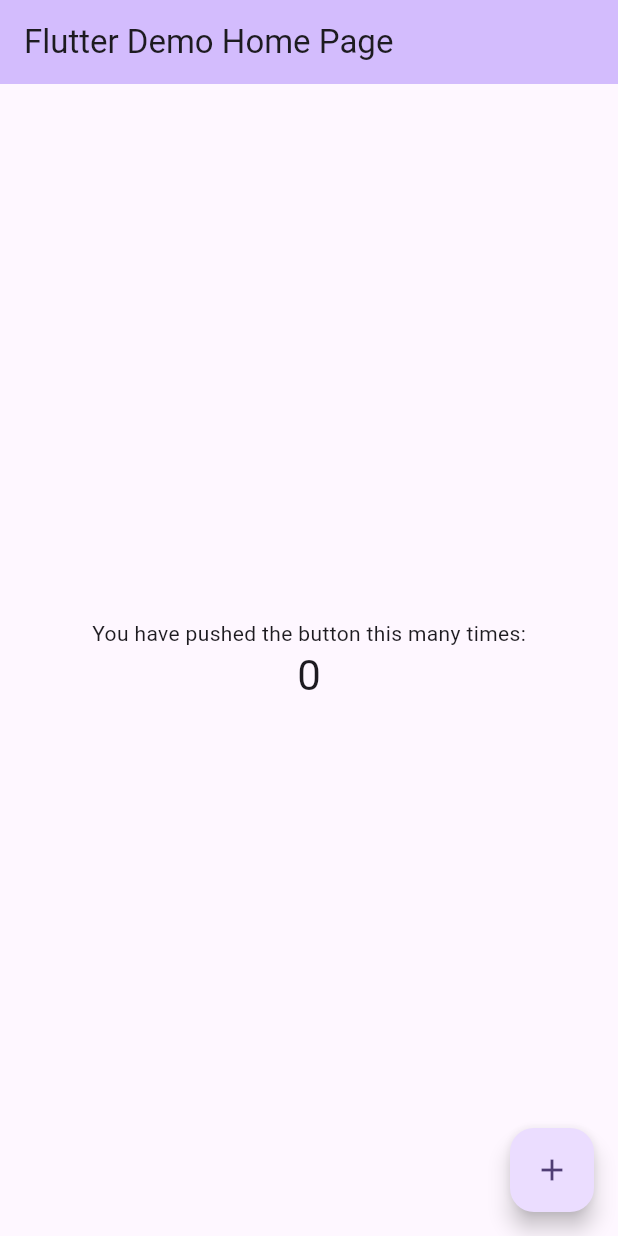
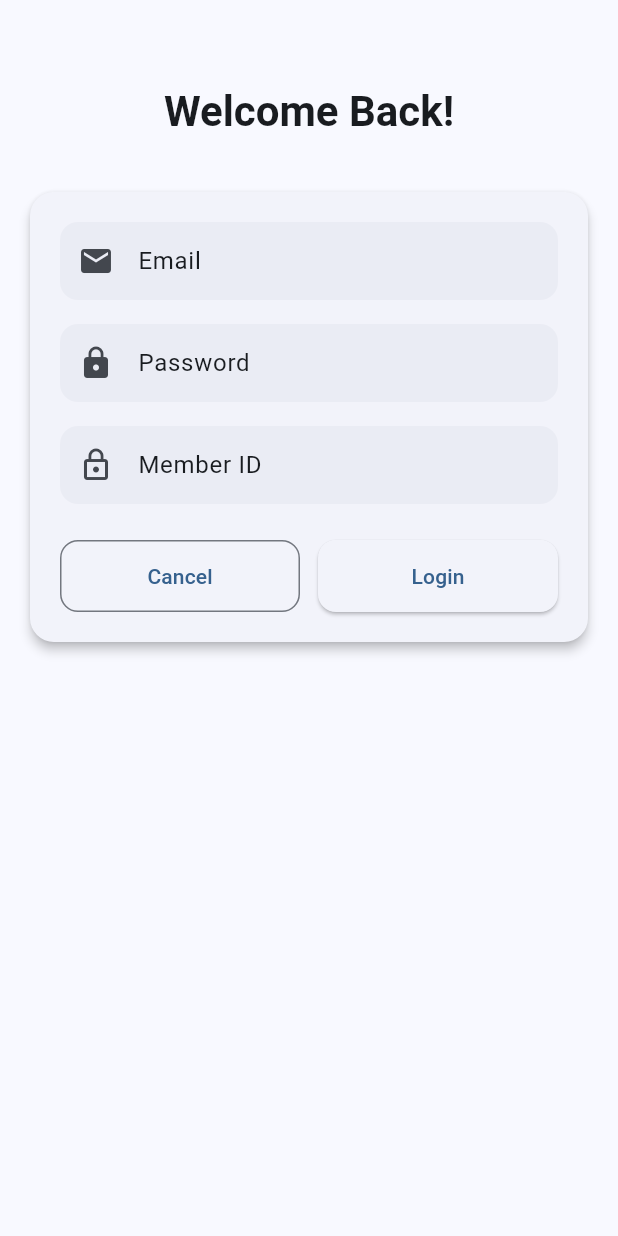
Before and after one commit to thaethinzarkhaingsoe/riverpod_clean_pattern, a Flutter app: the screen it shows after launch, on a phone screen of 412 x 824 dp. Run offline on Flutter 3.47's test engine with Material 3 defaults, Android fonts, the phone set to English and light mode, and no system bars; our stand-ins replace dio, flutter_riverpod, riverpod, shared_preferences.

Commit message:
rough structure

```diff
--- a/lib/common_widgets/app_text_field.dart
+++ b/lib/common_widgets/app_text_field.dart
@@ -0,0 +1,57 @@
+import 'package:flutter/material.dart';
+
+class AppTextField extends StatelessWidget {
+  final String label;
+  final TextEditingController controller;
+  final TextInputType keyboardType;
+  final bool obscureText;
+  final String? Function(String?)? validator;
+  final IconData? prefixIcon;
+  final IconData? suffixIcon;
+  final VoidCallback? onSuffixTap;
+  final bool readOnly;
+  final int maxLines;
+
+  const AppTextField({
+    Key? key,
+    required this.label,
+    required this.controller,
+    this.keyboardType = TextInputType.text,
+    this.obscureText = false,
+    this.validator,
+    this.prefixIcon,
+    this.suffixIcon,
+    this.onSuffixTap,
+    this.readOnly = false,
+    this.maxLines = 1,
+  }) : super(key: key);
+
+  @override
+  Widget build(BuildContext context) {
+    final theme = Theme.of(context);
+
+    return TextFormField(
+      controller: controller,
+      keyboardType: keyboardType,
+      obscureText: obscureText,
+      validator: validator,
+      readOnly: readOnly,
+      maxLines: maxLines,
+      decoration: InputDecoration(
+        labelText: label,
+        labelStyle: theme.textTheme.bodyLarge,
+        prefixIcon: prefixIcon != null ? Icon(prefixIcon) : null,
+        suffixIcon: suffixIcon != null
+            ? GestureDetector(onTap: onSuffixTap, child: Icon(suffixIcon))
+            : null,
+        filled: true,
+        fillColor: theme.colorScheme.surfaceVariant.withOpacity(0.4),
+        border: OutlineInputBorder(
+          borderRadius: BorderRadius.circular(12),
+          borderSide: BorderSide.none,
+        ),
+        contentPadding: const EdgeInsets.symmetric(horizontal: 16, vertical: 14),
+      ),
+    );
+  }
+}
--- /dev/null
+++ b/lib/core/theme/app_theme.dart
@@ -0,0 +1,14 @@
+import 'package:flutter/material.dart';
+
+class AppTheme {
+  static ThemeData get lightTheme {
+    return ThemeData(
+      colorScheme: ColorScheme.fromSeed(seedColor: Colors.blue),
+      useMaterial3: true,
+      textTheme: const TextTheme(
+        bodyLarge: TextStyle(fontSize: 16),
+        titleLarge: TextStyle(fontWeight: FontWeight.bold),
+      ),
+    );
+  }
+}
--- a/lib/features/Login/data/repositories/login_repositiory.dart
+++ b/lib/features/Login/data/repositories/login_repositiory.dart
@@ -0,0 +1,5 @@
+import '../../domains/entities/login_user_entity.dart';
+
+abstract class LoginRepository {
+  Future<UserEntity> login(String email, String password,String memberID);
+}
--- /dev/null
+++ b/lib/features/Login/data/repositories/login_respoitory_impl.dart
@@ -0,0 +1,34 @@
+
+import 'package:dio/dio.dart';
+import 'package:flutters/features/Login/domains/entities/login_user_entity.dart';
+
+import '../../../../core/exception/app_exceptons.dart';
+import 'login_repositiory.dart';
+class LoginRepositoryImpl implements LoginRepository {
+  final Dio dio;
+  LoginRepositoryImpl(this.dio);
+
+  @override
+  Future<UserEntity> login(String email, String password,String memberID) async {
+    try {
+      final response = await dio.post('/login', data: {
+        'email': email,
+        'password': password,
+        'memberID': memberID,
+      });
+
+      if (response.statusCode == 200) {
+        final data = response.data;
+        return UserEntity(
+          email: data['email'],
+          password: data['password'],
+          memberID: data['memberID'],
+        );
+      } else {
+        throw NetworkException('Login failed: ${response.statusMessage}');
+      }
+    } on DioError catch (e) {
+      throw NetworkException('Network error: ${e.message}');
+    }
+  }
+}
--- a/lib/features/Login/domains/entities/login_user_entity.dart
+++ b/lib/features/Login/domains/entities/login_user_entity.dart
@@ -0,0 +1,6 @@
+class UserEntity{
+  final String email;
+  final String password;
+  final String memberID;
+  UserEntity({required this.email, required this.password, required this.memberID});
+}
--- a/lib/features/Login/domains/usecases/login_user_usecase.dart
+++ b/lib/features/Login/domains/usecases/login_user_usecase.dart
@@ -0,0 +1,17 @@
+
+import 'package:flutters/features/Login/data/repositories/login_repositiory.dart';
+
+import '../entities/login_user_entity.dart';
+
+class LoginUseCase {
+  final LoginRepository repository;
+  LoginUseCase(this.repository);
+
+  Future<UserEntity> execute(String email, String password,String memberID) async {
+    //  Business rule
+    if (email.isEmpty || password.isEmpty||memberID.isEmpty) {
+      throw Exception('Fields cannot be empty');
+    }
+    return await repository.login(email, password,memberID);
+  }
+}
--- a/lib/features/Login/presentations/providers/login_provider.dart
+++ b/lib/features/Login/presentations/providers/login_provider.dart
@@ -0,0 +1,28 @@
+import 'package:flutter_riverpod/flutter_riverpod.dart';
+import 'package:flutters/features/Login/data/repositories/login_repositiory.dart';
+import 'package:flutters/features/Login/data/repositories/login_respoitory_impl.dart';
+
+import '../../../../riverpod_providers.dart';
+import '../../domains/entities/login_user_entity.dart';
+import '../../domains/usecases/login_user_usecase.dart';
+
+final loginProvider = StateNotifierProvider<LoginProvider, AsyncValue<UserEntity?>>((ref) {
+  final repo = ref.read(loginRepositoryProvider);
+  final useCase = LoginUseCase(repo);
+  return LoginProvider(useCase);
+});
+
+class LoginProvider extends StateNotifier<AsyncValue<UserEntity?>> {
+  final LoginUseCase loginUseCase;
+  LoginProvider(this.loginUseCase) : super(const AsyncValue.data(null));
+
+  Future<void> login(String email, String password, String memberID) async {
+    state = const AsyncValue.loading();
+    try {
+      final user = await loginUseCase.execute(email, password,memberID);
+      state = AsyncValue.data(user);
+    } catch (e, st) {
+      state = AsyncValue.error(e, st);
+    }
+  }
+}
--- /dev/null
+++ b/lib/features/Login/presentations/screens/login_screen.dart
@@ -0,0 +1,127 @@
+import 'package:flutter/material.dart';
+import 'package:flutter_riverpod/flutter_riverpod.dart';
+import '../../../../common_widgets/app_button.dart';
+import '../../../../common_widgets/app_text_field.dart';
+
+import '../../../../core/utils/validators.dart';
+import '../providers/login_provider.dart';
+
+class LoginPage extends ConsumerWidget {
+  const LoginPage({super.key});
+
+  @override
+  Widget build(BuildContext context, WidgetRef ref) {
+    final emailController = TextEditingController();
+    final passwordController = TextEditingController();
+    final memberIDController = TextEditingController();
+    final loginState = ref.watch(loginProvider);
+
+    return Scaffold(
+      body: SafeArea(
+        child: SingleChildScrollView(
+          padding: const EdgeInsets.all(16),
+          child: Column(
+            crossAxisAlignment: CrossAxisAlignment.center,
+            children: [
+              const SizedBox(height: 40),
+              Text(
+                'Welcome Back!',
+                style: Theme.of(context).textTheme.headlineMedium?.copyWith(
+                  fontWeight: FontWeight.bold,
+                ),
+                textAlign: TextAlign.center,
+              ),
+              const SizedBox(height: 32),
+
+              // ✅ Card container for form
+              Card(
+                elevation: 3,
+                shape: RoundedRectangleBorder(borderRadius: BorderRadius.circular(16)),
+                child: Padding(
+                  padding: const EdgeInsets.all(20),
+                  child: Column(
+                    children: [
+                      AppTextField(
+                        label: 'Email',
+                        controller: emailController,
+                        keyboardType: TextInputType.emailAddress,
+                        prefixIcon: Icons.email,
+                        validator: validateEmail,
+                      ),
+                      const SizedBox(height: 16),
+                      AppTextField(
+                        label: 'Password',
+                        controller: passwordController,
+                        obscureText: true,
+                        prefixIcon: Icons.lock,
+                      ),
+                      const SizedBox(height: 16),
+                      AppTextField(
+                        label: 'Member ID',
+                        controller: memberIDController,
+                        obscureText: true,
+                        prefixIcon: Icons.lock_outline,
+                      ),
+                      const SizedBox(height: 24),
+
+                      // ✅ Buttons Row
+                      Row(
+                        children: [
+                          Expanded(
+                            child: OutlinedButton(
+                              onPressed: () {
+                                emailController.clear();
+                                passwordController.clear();
+                                memberIDController.clear();
+                              },
+                              style: OutlinedButton.styleFrom(
+                                padding: const EdgeInsets.symmetric(vertical: 14),
+                                shape: RoundedRectangleBorder(borderRadius: BorderRadius.circular(12)),
+                              ),
+                              child: const Text('Cancel'),
+                            ),
+                          ),
+                          const SizedBox(width: 12),
+                          Expanded(
+                            child: ElevatedButton(
+                              onPressed: loginState is AsyncLoading
+                                  ? null
+                                  : () {
+                                if (passwordController.text != memberIDController.text) {
+                                  ScaffoldMessenger.of(context).showSnackBar(
+                                    const SnackBar(content: Text('Passwords do not match')),
+                                  );
+                                  return;
+                                }
+                                ref.read(loginProvider.notifier).login(
+                                  emailController.text.trim(),
+                                  passwordController.text.trim(),
+                                  memberIDController.text.trim() ,
+                                );
+                              },
+                              style: ElevatedButton.styleFrom(
+                                padding: const EdgeInsets.symmetric(vertical: 14),
+                                shape: RoundedRectangleBorder(borderRadius: BorderRadius.circular(12)),
+                              ),
+                              child: loginState is AsyncLoading
+                                  ? const SizedBox(
+                                width: 20,
+                                height: 20,
+                                child: CircularProgressIndicator(strokeWidth: 2),
+                              )
+                                  : const Text('Login'),
+                            ),
+                          ),
+                        ],
+                      ),
+                    ],
+                  ),
+                ),
+              ),
+            ],
+          ),
+        ),
+      ),
+    );
+  }
+}
--- a/lib/main.dart
+++ b/lib/main.dart
@@ -1,7 +1,15 @@
 import 'package:flutter/material.dart';
+import 'package:flutter_riverpod/flutter_riverpod.dart';
+
+import 'core/theme/app_theme.dart';
+import 'features/Login/presentations/screens/login_screen.dart';
 
 void main() {
-  runApp(const MyApp());
+  runApp(
+    const ProviderScope( // ✅ Wrap the entire app
+      child: MyApp(),
+    ),
+  );
 }
 
 class MyApp extends StatelessWidget {
@@ -11,101 +19,9 @@ class MyApp extends StatelessWidget {
   @override
   Widget build(BuildContext context) {
     return MaterialApp(
-      title: 'Flutter Demo',
-      theme: ThemeData(
-
-        colorScheme: ColorScheme.fromSeed(seedColor: Colors.deepPurple),
-        useMaterial3: true,
-      ),
-      home: const MyHomePage(title: 'Flutter Demo Home Page'),
+      title: 'Q-Exhibitor',
+      theme: AppTheme.lightTheme,
+      home: const LoginPage(),
     );
   }
 }
-
-class MyHomePage extends StatefulWidget {
-  const MyHomePage({super.key, required this.title});
-
-  // This widget is the home page of your application. It is stateful, meaning
-  // that it has a State object (defined below) that contains fields that affect
-  // how it looks.
-
-  // This class is the configuration for the state. It holds the values (in this
-  // case the title) provided by the parent (in this case the App widget) and
-  // used by the build method of the State. Fields in a Widget subclass are
-  // always marked "final".
-
-  final String title;
-
-  @override
-  State<MyHomePage> createState() => _MyHomePageState();
-}
-
-class _MyHomePageState extends State<MyHomePage> {
-  int _counter = 0;
-
-  void _incrementCounter() {
-    setState(() {
-      // This call to setState tells the Flutter framework that something has
-      // changed in this State, which causes it to rerun the build method below
-      // so that the display can reflect the updated values. If we changed
-      // _counter without calling setState(), then the build method would not be
-      // called again, and so nothing would appear to happen.
-      _counter++;
-    });
-  }
-
-  @override
-  Widget build(BuildContext context) {
-    // This method is rerun every time setState is called, for instance as done
-    // by the _incrementCounter method above.
-    //
-    // The Flutter framework has been optimized to make rerunning build methods
-    // fast, so that you can just rebuild anything that needs updating rather
-    // than having to individually change instances of widgets.
-    return Scaffold(
-      appBar: AppBar(
-        // TRY THIS: Try changing the color here to a specific color (to
-        // Colors.amber, perhaps?) and trigger a hot reload to see the AppBar
-        // change color while the other colors stay the same.
-        backgroundColor: Theme.of(context).colorScheme.inversePrimary,
-        // Here we take the value from the MyHomePage object that was created by
-        // the App.build method, and use it to set our appbar title.
-        title: Text(widget.title),
-      ),
-      body: Center(
-        // Center is a layout widget. It takes a single child and positions it
-        // in the middle of the parent.
-        child: Column(
-          // Column is also a layout widget. It takes a list of children and
-          // arranges them vertically. By default, it sizes itself to fit its
-          // children horizontally, and tries to be as tall as its parent.
-          //
-          // Column has various properties to control how it sizes itself and
-          // how it positions its children. Here we use mainAxisAlignment to
-          // center the children vertically; the main axis here is the vertical
-          // axis because Columns are vertical (the cross axis would be
-          // horizontal).
-          //
-          // TRY THIS: Invoke "debug painting" (choose the "Toggle Debug Paint"
-          // action in the IDE, or press "p" in the console), to see the
-          // wireframe for each widget.
-          mainAxisAlignment: MainAxisAlignment.center,
-          children: <Widget>[
-            const Text(
-              'You have pushed the button this many times:',
-            ),
-            Text(
-              '$_counter',
-              style: Theme.of(context).textTheme.headlineMedium,
-            ),
-          ],
-        ),
-      ),
-      floatingActionButton: FloatingActionButton(
-        onPressed: _incrementCounter,
-        tooltip: 'Increment',
-        child: const Icon(Icons.add),
-      ), // This trailing comma makes auto-formatting nicer for build methods.
-    );
-  }
-}
--- a/lib/riverpod_providers.dart
+++ b/lib/riverpod_providers.dart
@@ -1,9 +1,34 @@
 
+import 'package:dio/dio.dart';
+import 'package:flutters/features/Login/data/repositories/login_repositiory.dart';
+import 'package:flutters/features/Login/data/repositories/login_respoitory_impl.dart';
 import 'package:riverpod/riverpod.dart';
 
 import 'core/services/local_storage_service.dart';
 import 'core/services/network_service.dart';
 
+
+/// ✅ Dio Provider for HTTPS API calls
+final dioProvider = Provider<Dio>((ref) {
+  final dio = Dio(
+    BaseOptions(
+      baseUrl: 'https://your-secure-api.com/api', // ✅ Use HTTPS URL
+      connectTimeout: const Duration(seconds: 10),
+      receiveTimeout: const Duration(seconds: 10),
+      headers: {
+        'Content-Type': 'application/json',
+      },
+    ),
+  );
+
+  // ✅ Optional: Add logging interceptor
+  dio.interceptors.add(LogInterceptor(
+    requestBody: true,
+    responseBody: true,
+  ));
+
+  return dio;
+});
 final networkServiceProvider = Provider<NetworkService>((ref) {
   return NetworkService(baseUrl: 'https://api.example.com');
 });
@@ -11,3 +36,6 @@ final networkServiceProvider = Provider<NetworkService>((ref) {
 final localStorageServiceProvider = Provider<LocalStorageService>((ref) {
   return LocalStorageService();
 });
+final loginRepositoryProvider = Provider<LoginRepository>((ref) {
+  return LoginRepositoryImpl(ref.read(dioProvider));
+});
--- a/pubspec.yaml
+++ b/pubspec.yaml
@@ -39,6 +39,8 @@ dependencies:
   http: ^1.4.0
   shared_preferences: ^2.5.3
   riverpod: ^2.6.1
+  flutter_riverpod: ^2.6.1
+  dio: ^5.8.0+1
 
 dev_dependencies:
   flutter_test:
```
Also changed, not shown: lib/features/Login/data/models/login_model.dart (deleted), lib/features/Login/presentations/pages/login_page.dart (deleted), pubspec.lock.
